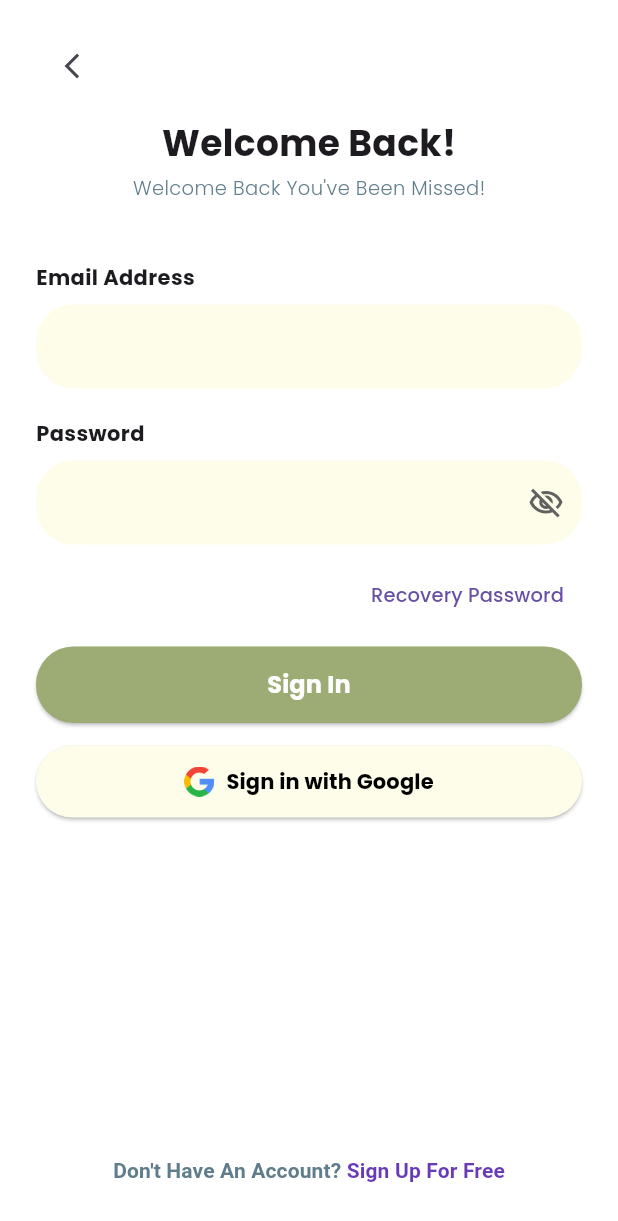
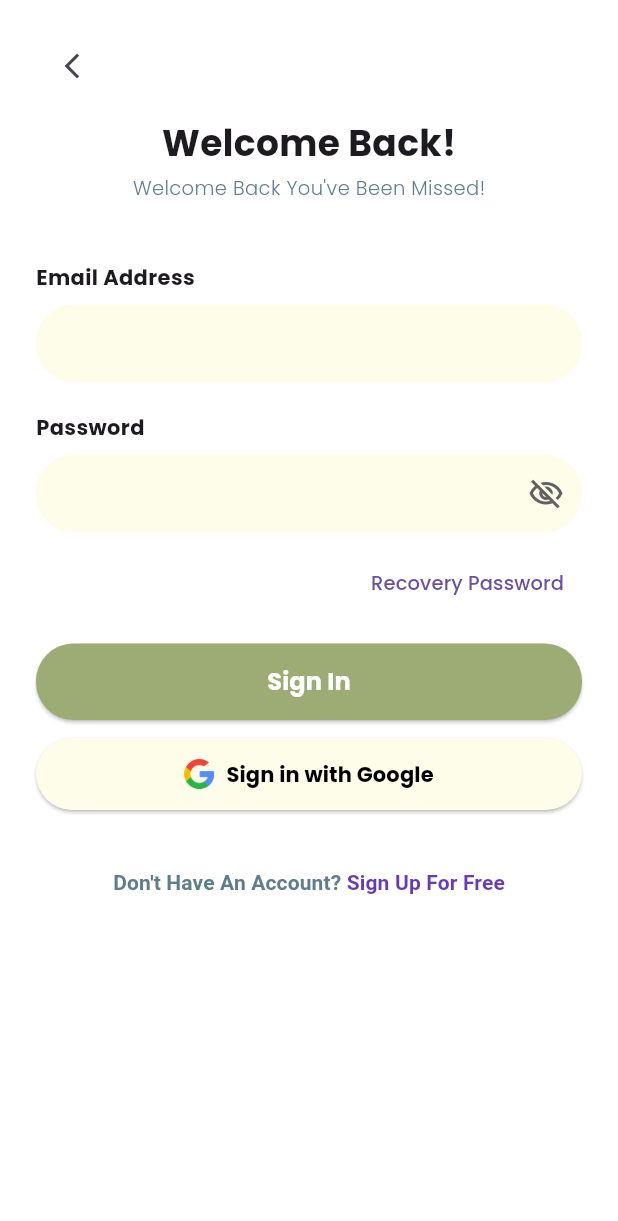
Before and after one commit to Shin-comsci/Growsistant, a Flutter app: the LoginPage screen opened directly, on a phone screen of 412 x 824 dp. Shown: the top 1221 px of the screen. Run offline on Flutter 3.47's test engine with Material 3 defaults, Android fonts, the phone set to English and light mode, and no system bars; our stand-ins replace firebase_auth, firebase_core, google_fonts; missing offline and left inert: mobile_scanner, mqtt_client; accounts and stored records are empty.

Commit message:
refactor: update minimum SDK version, enhance login page, and improve home page state management

```diff
--- a/lib/main.dart
+++ b/lib/main.dart
@@ -42,6 +42,7 @@ class SmartGardenApp extends StatelessWidget{
         '/scan': (context) => const ScanBarcodePage(),
         '/home': (context) => const HomePage(),
         '/water': (context) => const WaterPage(),
+        '/login_page': (context) => const LoginPage(),
         // '/lightning': (context) => const LightControlPage(),
         // '/humidity': (context) => const humidityPage(),
         // '/temperature': (context) => const temperaturePage(),
--- a/lib/pages/login_page.dart
+++ b/lib/pages/login_page.dart
@@ -1,5 +1,5 @@
 import 'package:flutter/material.dart';
-//import 'package:google_fonts/google_fonts.dart';
+import 'package:growsistant/theme/constants.dart';
 
 class LoginPage extends StatefulWidget {
   const LoginPage({super.key});
@@ -16,15 +16,18 @@ class _LoginPageState extends State<LoginPage> {
     return Scaffold(
       backgroundColor: Colors.white,
       body: SafeArea(
-        child: Padding(
+        child: SingleChildScrollView(
           padding: const EdgeInsets.symmetric(horizontal: 24, vertical: 20),
           child: Column(
             crossAxisAlignment: CrossAxisAlignment.start,
             children: [
               // Back button
-              IconButton(
-                icon: const Icon(Icons.arrow_back_ios_new, size: 20),
-                onPressed: () {},
+              Align(
+                alignment: Alignment.centerLeft,
+                child: IconButton(
+                  icon: const Icon(Icons.arrow_back_ios_new, size: 20),
+                  onPressed: () => Navigator.pop(context),
+                ),
               ),
 
               const SizedBox(height: 10),
@@ -32,26 +35,15 @@ class _LoginPageState extends State<LoginPage> {
               // Title
               Center(
                 child: Column(
-                  children: [
+                  children: const [
                     Text(
                       'Welcome Back!',
-                      style: TextStyle(
-                          fontSize: 24,
-                          fontWeight: FontWeight.bold
-                      ),
+                      style: TextStyle(fontSize: 24, fontWeight: FontWeight.bold),
                     ),
-                    const SizedBox(height: 4),
+                    SizedBox(height: 4),
                     Text(
                       "Welcome Back You've Been Missed!",
-                      style: TextStyle(
-                          fontSize: 13,
-                          fontWeight: FontWeight.w300,
-                          color: Colors.blueGrey
-                      ),
-                      // style: GoogleFonts.poppins(
-                      //   fontSize: 13,
-                      //   color: Colors.grey[600],
-                      // ),
+                      style: TextStyle(fontSize: 13, fontWeight: FontWeight.w300, color: Colors.blueGrey),
                     ),
                   ],
                 ),
@@ -60,18 +52,7 @@ class _LoginPageState extends State<LoginPage> {
               const SizedBox(height: 40),
 
               // Email
-              Text(
-                'Email Address',
-                style: TextStyle(
-                  fontSize: 14,
-                  fontWeight: FontWeight.bold
-                ),
-                // style: GoogleFonts.poppins(
-                //   fontSize: 14,
-                //   fontWeight: FontWeight.w500,
-                //   color: Colors.grey[800],
-                // ),
-              ),
+              const Text('Email Address', style: TextStyle(fontSize: 14, fontWeight: FontWeight.bold)),
               const SizedBox(height: 8),
               TextField(
                 keyboardType: TextInputType.emailAddress,
@@ -82,19 +63,14 @@ class _LoginPageState extends State<LoginPage> {
                     borderRadius: BorderRadius.circular(25),
                     borderSide: BorderSide.none,
                   ),
+                  contentPadding: const EdgeInsets.symmetric(horizontal: 16, vertical: 14),
                 ),
               ),
 
               const SizedBox(height: 20),
 
               // Password
-              Text(
-                'Password',
-                style: TextStyle(
-                    fontSize: 14,
-                    fontWeight: FontWeight.bold
-                ),
-              ),
+              const Text('Password', style: TextStyle(fontSize: 14, fontWeight: FontWeight.bold)),
               const SizedBox(height: 8),
               TextField(
                 obscureText: _obscurePassword,
@@ -103,66 +79,47 @@ class _LoginPageState extends State<LoginPage> {
                   fillColor: const Color(0xFFFDFDE9),
                   suffixIcon: IconButton(
                     icon: Icon(
-                      _obscurePassword
-                          ? Icons.visibility_off_outlined
-                          : Icons.visibility_outlined,
+                      _obscurePassword ? Icons.visibility_off_outlined : Icons.visibility_outlined,
                       color: Colors.grey[700],
                     ),
-                    onPressed: () {
-                      setState(() {
-                        _obscurePassword = !_obscurePassword;
-                      });
-                    },
+                    onPressed: () => setState(() => _obscurePassword = !_obscurePassword),
                   ),
                   border: OutlineInputBorder(
                     borderRadius: BorderRadius.circular(25),
                     borderSide: BorderSide.none,
                   ),
+                  contentPadding: const EdgeInsets.symmetric(horizontal: 16, vertical: 14),
                 ),
               ),
 
               const SizedBox(height: 10),
+
               Align(
                 alignment: Alignment.centerRight,
                 child: TextButton(
                   onPressed: () {},
-                  child: Text(
-                    "Recovery Password",
-                    style: TextStyle(
-                      fontSize: 13
-                    ),
-                  ),
+                  child: const Text("Recovery Password", style: TextStyle(fontSize: 13)),
                 ),
               ),
 
-              const SizedBox(height: 10),
+              const SizedBox(height: 16),
 
               // Sign In button
               SizedBox(
                 width: double.infinity,
                 child: ElevatedButton(
                   style: ElevatedButton.styleFrom(
-                    backgroundColor: const Color(0xFF9CAC74),
-                    shape: RoundedRectangleBorder(
-                      borderRadius: BorderRadius.circular(25),
-                    ),
+                    backgroundColor: primary,
+                    shape: RoundedRectangleBorder(borderRadius: BorderRadius.circular(25)),
                     padding: const EdgeInsets.symmetric(vertical: 14),
                   ),
-                  onPressed: () {
-                    Navigator.pushNamed(context, '/on_boarding');
-                  },
-                  child: Text(
-                    "Sign In",
-                    style: TextStyle(
-                      fontSize: 16,
-                      color: Colors.white,
-                      fontWeight: FontWeight.bold
-                    ),
-                  ),
+                  onPressed: () => Navigator.pushNamed(context, '/home'),
+                  child: const Text("Sign In",
+                      style: TextStyle(fontSize: 16, color: Colors.white, fontWeight: FontWeight.bold)),
                 ),
               ),
 
-              const SizedBox(height: 15),
+              const SizedBox(height: 12),
 
               // Google Sign-in button
               SizedBox(
@@ -170,47 +127,30 @@ class _LoginPageState extends State<LoginPage> {
                 child: ElevatedButton.icon(
                   style: ElevatedButton.styleFrom(
                     backgroundColor: const Color(0xFFFDFDE9),
-                    shape: RoundedRectangleBorder(
-                      borderRadius: BorderRadius.circular(25),
-                    ),
+                    shape: RoundedRectangleBorder(borderRadius: BorderRadius.circular(25)),
                     padding: const EdgeInsets.symmetric(vertical: 14),
                   ),
                   onPressed: () {},
-                  icon: Image.asset(
-                    'assets/icons/google.png',
-                    height: 20,
-                  ),
-                  label: Text(
-                    "Sign in with Google",
-                    style: TextStyle(
-                      fontSize: 14,
-                      color: Colors.black,
-                      fontWeight: FontWeight.bold
-                    ),
-                  ),
+                  icon: Image.asset('assets/icons/google.png', height: 20),
+                  label: const Text("Sign in with Google",
+                      style: TextStyle(fontSize: 14, color: Colors.black, fontWeight: FontWeight.bold)),
                 ),
               ),
 
-              const Spacer(),
+              const SizedBox(height: 24),
 
               // Footer
               Center(
                 child: TextButton(
                   onPressed: () {},
-                  child: Text.rich(
+                  child: const Text.rich(
                     TextSpan(
                       text: "Don't Have An Account? ",
-                      style: TextStyle(
-                        fontWeight: FontWeight.w600,
-                        color: Colors.blueGrey
-                      ),
+                      style: TextStyle(fontWeight: FontWeight.w600, color: Colors.blueGrey),
                       children: [
                         TextSpan(
                           text: "Sign Up For Free",
-                          style: TextStyle(
-                            fontWeight: FontWeight.bold,
-                            color: Colors.deepPurple
-                          )
+                          style: TextStyle(fontWeight: FontWeight.bold, color: Colors.deepPurple),
                         ),
                       ],
                     ),
--- a/lib/pages/onBoarding.dart
+++ b/lib/pages/onBoarding.dart
@@ -77,11 +77,12 @@ class on_Boarding extends StatelessWidget{
                   height: 48,
                   child: ElevatedButton(
                     onPressed: () {
-                      Navigator.pushNamed(context, '/scan');
+                      // Navigator.pushNamed(context, '/scan');
+                      Navigator.pushNamed(context, '/login_page');
                     },
 
                     style: ElevatedButton.styleFrom(
-                      backgroundColor: bg,
+                      backgroundColor: primary,
                       shape: RoundedRectangleBorder(
                         borderRadius: BorderRadius.circular(100),
                       ),
--- a/lib/theme/constants.dart
+++ b/lib/theme/constants.dart
@@ -1,7 +1,7 @@
 import 'package:flutter/material.dart';
 
 const Color bg = Color(0xFFCBD5C0);
-const Color primary = Color(0xFF3C7C54);
+const Color primary = Color(0xFF9CAC74);
 const Color secondary = Color(0xFF355E3B);
 const Color yellowPoint = Color(0xFFE4A000);
 const Color danger = Color(0xFFCC5952);
--- a/lib/widget_tree.dart
+++ b/lib/widget_tree.dart
@@ -1,6 +1,8 @@
 import 'package:flutter/material.dart';
 import 'package:growsistant/auth.dart';
 import 'package:growsistant/pages/home_page.dart';
+import 'package:growsistant/pages/login_page.dart';
+import 'package:growsistant/pages/onBoarding.dart';
 
 class WidgetTree extends StatefulWidget {
   const WidgetTree({super.key});
@@ -14,8 +16,7 @@ class _WidgetTreeState extends State<WidgetTree> {
   Widget build(BuildContext context) {
     return StreamBuilder(
       stream: Auth().authStateChanges,
-      // builder: (context, snapshot) => snapshot.hasData ? HomePage() : HomePage(),
-      builder: (context, snapshot) => HomePage(),
+      builder: (context, snapshot) => snapshot.hasData ? HomePage() : on_Boarding(),
     );
   }
 }
```
Also changed, not shown: lib/pages/home_page.dart (+29 -10 lines), lib/utilities/mqtt_connector.dart (+6 -3 lines), 1 other file.
